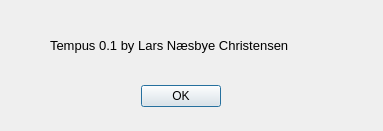
Old version of the form aboutdialog.ui in the repository larsnaesbye/tempus.
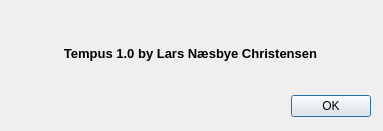
New version of the form.

The edit to the form file:
```diff
--- a/aboutdialog.ui
+++ b/aboutdialog.ui
@@ -16,8 +16,8 @@
   <widget class="QDialogButtonBox" name="buttonBox">
    <property name="geometry">
     <rect>
-     <x>140</x>
-     <y>80</y>
+     <x>290</x>
+     <y>90</y>
      <width>81</width>
      <height>32</height>
     </rect>
@@ -35,19 +35,24 @@
   <widget class="QLabel" name="label">
    <property name="geometry">
     <rect>
-     <x>50</x>
-     <y>20</y>
-     <width>271</width>
+     <x>10</x>
+     <y>10</y>
+     <width>361</width>
      <height>51</height>
     </rect>
    </property>
    <property name="font">
     <font>
      <pointsize>10</pointsize>
+     <weight>75</weight>
+     <bold>true</bold>
     </font>
    </property>
    <property name="text">
-    <string>Tempus 0.1 by Lars Næsbye Christensen</string>
+    <string>Tempus 1.0 by Lars Næsbye Christensen</string>
+   </property>
+   <property name="alignment">
+    <set>Qt::AlignBottom|Qt::AlignHCenter</set>
    </property>
   </widget>
  </widget>
```
